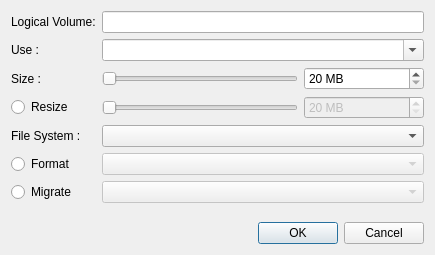
The window that yali/gui/Ui/logicalvolume.ui (dadas45li/yali) describes before a commit, drawn with Qt 5.
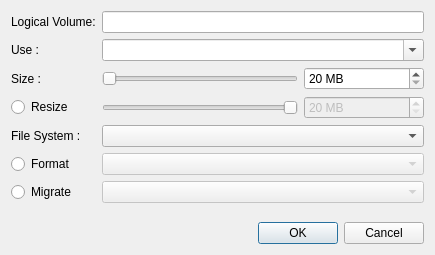
The same window after the commit.

Commit message: Change resize splitters left to rigt

```diff
--- a/yali/gui/Ui/logicalvolume.ui
+++ b/yali/gui/Ui/logicalvolume.ui
@@ -112,6 +112,9 @@
      <property name="enabled">
       <bool>false</bool>
      </property>
+     <property name="layoutDirection">
+      <enum>Qt::RightToLeft</enum>
+     </property>
      <property name="styleSheet">
       <string notr="true"/>
      </property>
```
The commit also changes 1 other file.
